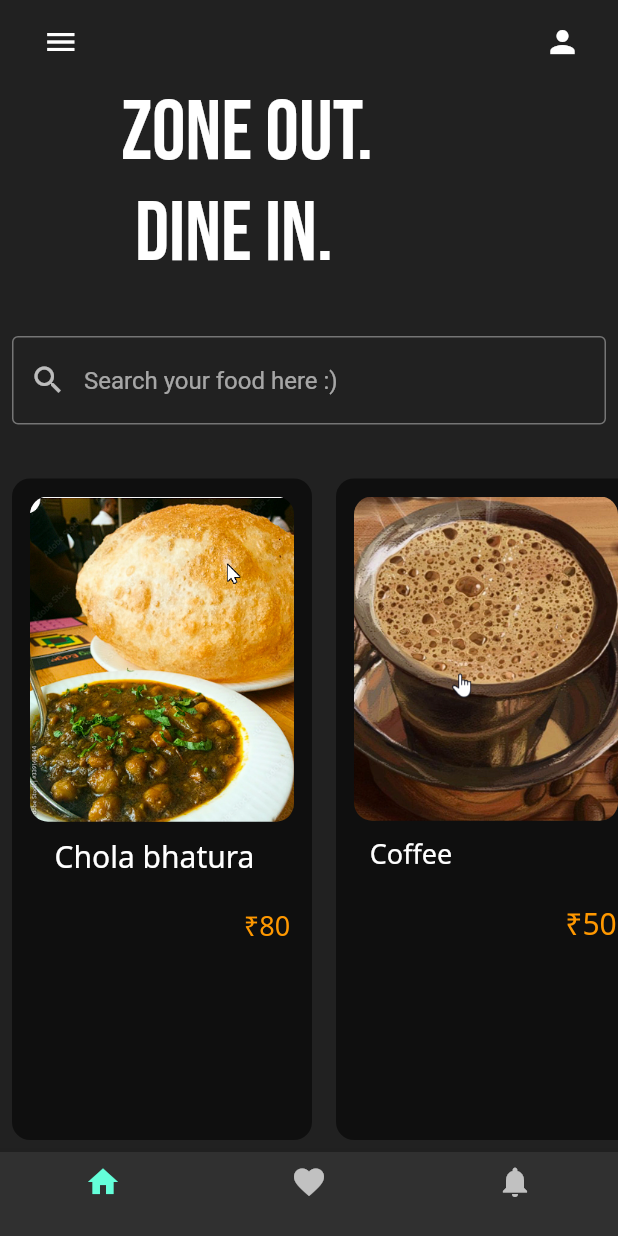
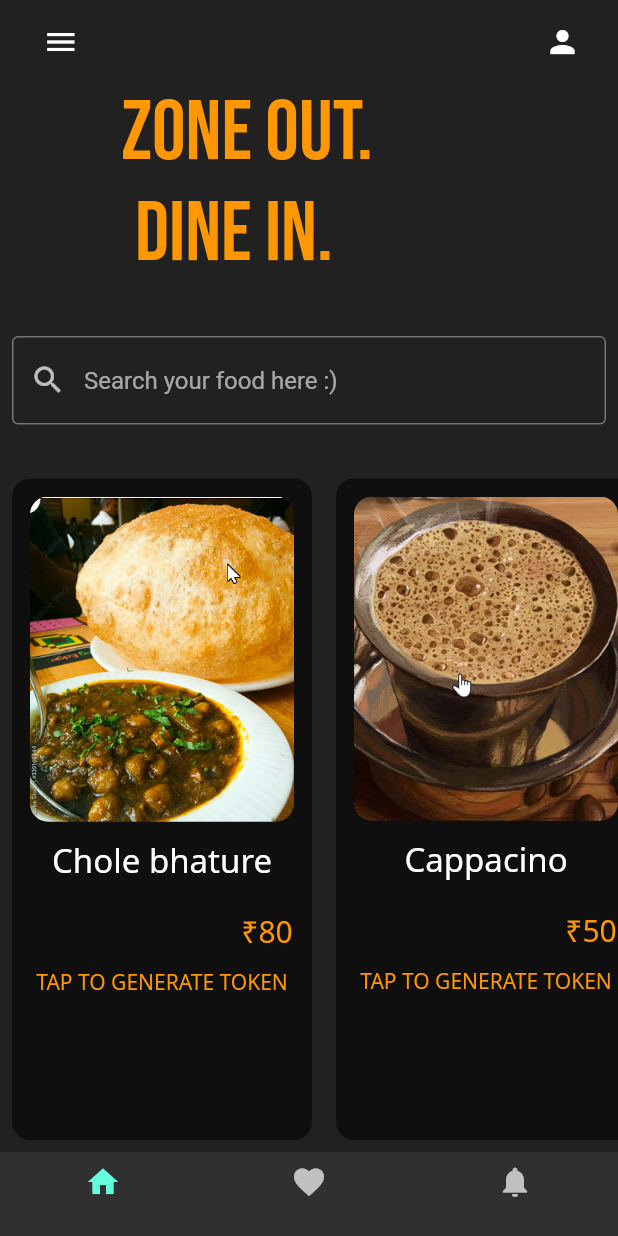
Before and after one commit to RishabhSharma02/flutter_food_ui, a Flutter app: the screen it shows after launch, on a phone screen of 412 x 824 dp. Run offline on Flutter 3.47's test engine with Material 2 defaults, Android fonts, the phone set to English and light mode, and no system bars; drawn by our look-alikes of animated_text_kit; our stand-ins replace google_fonts.

Commit message:
Done some changes to cards

```diff
--- a/lib/pages/first_page.dart
+++ b/lib/pages/first_page.dart
@@ -41,7 +41,7 @@ class _HomePageState extends State<HomePage> {
             width: 250.0,
             height: 140,
             child: DefaultTextStyle(
-              style: GoogleFonts.bebasNeue(fontSize: 56),
+              style: GoogleFonts.bebasNeue(fontSize: 56, color: Colors.orange),
               child: AnimatedTextKit(
                 animatedTexts: [
                   TypewriterAnimatedText(
@@ -50,6 +50,10 @@ class _HomePageState extends State<HomePage> {
                   ),
                   TypewriterAnimatedText(
                     'Explore\n your taste.',
+                    speed: const Duration(milliseconds: 50),
+                  ),
+                  TypewriterAnimatedText(
+                    'good food\n awaits you.',
                     speed: const Duration(milliseconds: 50),
                   ),
                   TypewriterAnimatedText(
@@ -100,10 +104,10 @@ class _HomePageState extends State<HomePage> {
                       ),
                       SizedBox(height: 10),
                       Padding(
-                        padding: const EdgeInsets.only(right: 10),
+                        padding: const EdgeInsets.only(right: 0),
                         child: Text(
-                          "Chola bhatura",
-                          style: GoogleFonts.notoSans(fontSize: 20),
+                          "Chole bhature",
+                          style: GoogleFonts.notoSans(fontSize: 22),
                         ),
                       ),
                       SizedBox(height: 20),
@@ -112,9 +116,17 @@ class _HomePageState extends State<HomePage> {
                         child: Text(
                           "₹80",
                           style: GoogleFonts.notoSans(
-                              fontSize: 18, color: Colors.orange),
+                              fontSize: 20, color: Colors.orange),
                         ),
-                      )
+                      ),
+                      SizedBox(height: 10),
+                      Padding(
+                          padding: const EdgeInsets.only(left: 0),
+                          child: Text(
+                            "TAP TO GENERATE TOKEN",
+                            style: GoogleFonts.notoSans(
+                                fontSize: 14, color: Colors.orange),
+                          ))
                     ],
                   ),
                 ),
@@ -137,10 +149,10 @@ class _HomePageState extends State<HomePage> {
                       ),
                       SizedBox(height: 10),
                       Padding(
-                        padding: const EdgeInsets.only(right: 100),
+                        padding: const EdgeInsets.only(right: 0),
                         child: Text(
-                          "Coffee",
-                          style: GoogleFonts.notoSans(fontSize: 18),
+                          "Cappacino",
+                          style: GoogleFonts.notoSans(fontSize: 22),
                         ),
                       ),
                       SizedBox(height: 20),
@@ -151,7 +163,15 @@ class _HomePageState extends State<HomePage> {
                           style: GoogleFonts.notoSans(
                               fontSize: 20, color: Colors.orange),
                         ),
-                      )
+                      ),
+                      SizedBox(height: 10),
+                      Padding(
+                          padding: const EdgeInsets.only(left: 0),
+                          child: Text(
+                            "TAP TO GENERATE TOKEN",
+                            style: GoogleFonts.notoSans(
+                                fontSize: 14, color: Colors.orange),
+                          ))
                     ],
                   ),
                 ),
@@ -174,10 +194,10 @@ class _HomePageState extends State<HomePage> {
                       ),
                       SizedBox(height: 10),
                       Padding(
-                        padding: const EdgeInsets.only(right: 100),
+                        padding: const EdgeInsets.only(right: 0),
                         child: Text(
-                          "Momos",
-                          style: GoogleFonts.notoSans(fontSize: 20),
+                          "Hot Momos",
+                          style: GoogleFonts.notoSans(fontSize: 22),
                         ),
                       ),
                       SizedBox(height: 20),
@@ -186,9 +206,17 @@ class _HomePageState extends State<HomePage> {
                         child: Text(
                           "₹40",
                           style: GoogleFonts.notoSans(
-                              fontSize: 18, color: Colors.orange),
+                              fontSize: 20, color: Colors.orange),
                         ),
-                      )
+                      ),
+                      SizedBox(height: 10),
+                      Padding(
+                          padding: const EdgeInsets.only(left: 0),
+                          child: Text(
+                            "TAP TO GENERATE TOKEN",
+                            style: GoogleFonts.notoSans(
+                                fontSize: 14, color: Colors.orange),
+                          ))
                     ],
                   ),
                 ),
@@ -211,10 +239,10 @@ class _HomePageState extends State<HomePage> {
                       ),
                       SizedBox(height: 10),
                       Padding(
-                        padding: const EdgeInsets.only(right: 100),
+                        padding: const EdgeInsets.only(right: 0),
                         child: Text(
-                          "Softie",
-                          style: GoogleFonts.notoSans(fontSize: 20),
+                          "Softy",
+                          style: GoogleFonts.notoSans(fontSize: 22),
                         ),
                       ),
                       SizedBox(height: 20),
@@ -223,9 +251,17 @@ class _HomePageState extends State<HomePage> {
                         child: Text(
                           "₹30",
                           style: GoogleFonts.notoSans(
-                              fontSize: 18, color: Colors.orange),
+                              fontSize: 20, color: Colors.orange),
                         ),
-                      )
+                      ),
+                      SizedBox(height: 10),
+                      Padding(
+                          padding: const EdgeInsets.only(left: 0),
+                          child: Text(
+                            "TAP TO GENERATE TOKEN",
+                            style: GoogleFonts.notoSans(
+                                fontSize: 14, color: Colors.orange),
+                          ))
                     ],
                   ),
                 ),
```
